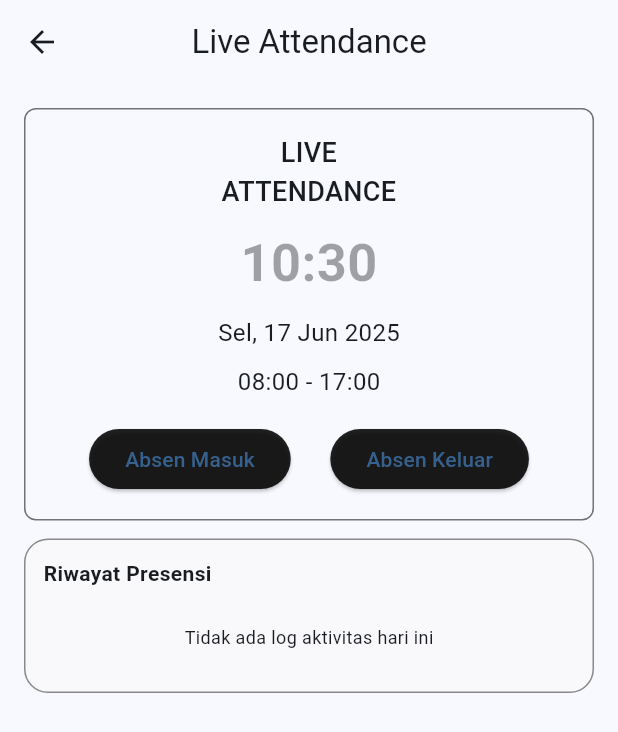
After one commit to josuastg/attendance_face_recognition, a Flutter app: the DashboarAttendanceScreen screen opened by its route, after a tap on "Absen Masuk", on a phone screen of 412 x 824 dp. The commit adds this screen. Shown: the top 732 px of the screen. Run offline on Flutter 3.47's test engine with Material 3 defaults, Android fonts, the phone set to English and light mode, and no system bars; our stand-ins replace camera, cloud_firestore, firebase_auth, firebase_core, open_file; missing offline and left inert: excel; accounts and stored records are empty; Roboto replaces fonts that are missing (Poppins).

Commit message:
able to see dahsboard attendance history karyawan

```diff
--- a/lib/main.dart
+++ b/lib/main.dart
@@ -1,6 +1,7 @@
 import 'package:attendance_face_recognition/gate/authgate.dart';
 import 'package:attendance_face_recognition/screens/admin/attendance_history/attendancelist.dart';
 import 'package:attendance_face_recognition/screens/auth.dart';
+import 'package:attendance_face_recognition/screens/employee/attendance/dashboardattendance.dart';
 import 'package:attendance_face_recognition/screens/home.dart';
 import 'package:attendance_face_recognition/screens/admin/location/listlokasiabsen.dart';
 import 'package:attendance_face_recognition/screens/admin/register/registerkaryawan.dart';
@@ -33,7 +34,8 @@ class MyApp extends StatelessWidget {
         '/registerkaryawan': (context) => RegisterKaryawanScreen(),
         '/listlokasi': (context) => ListLokasiAbsenScreen(),
         '/formlokasi': (context) => const FormLokasiAbsenScreen(),
-        '/listattendance': (context) => AttendanceListScreen()
+        '/listattendance': (context) => AttendanceListScreen(),
+        "/dashboardattendance": (context) => DashboarAttendanceScreen(),
       },
       theme: ThemeData(
         useMaterial3: true,
--- /dev/null
+++ b/lib/screens/employee/attendance/dashboardattendance.dart
@@ -0,0 +1,239 @@
+import 'dart:async';
+
+import 'package:cloud_firestore/cloud_firestore.dart';
+import 'package:firebase_auth/firebase_auth.dart';
+import 'package:flutter/material.dart';
+import 'package:intl/intl.dart';
+
+class DashboarAttendanceScreen extends StatefulWidget {
+  const DashboarAttendanceScreen({super.key});
+
+  @override
+  State<DashboarAttendanceScreen> createState() =>
+      _DashboarAttendanceScreenState();
+}
+
+class _DashboarAttendanceScreenState extends State<DashboarAttendanceScreen> {
+  List<Map<String, dynamic>> todayAbsensi = [];
+  bool isLoading = true;
+  bool _blink = true;
+  late Timer _blinkTimer;
+  @override
+  void initState() {
+    super.initState();
+    // Timer untuk blink
+    _blinkTimer = Timer.periodic(const Duration(milliseconds: 500), (timer) {
+      setState(() {
+        _blink = !_blink;
+      });
+    });
+    fetchTodayAbsensi();
+  }
+
+  @override
+  void dispose() {
+    _blinkTimer.cancel();
+    super.dispose();
+  }
+
+  Future<void> fetchTodayAbsensi() async {
+    try {
+      final user = FirebaseAuth.instance.currentUser;
+      if (user == null) return;
+
+      final now = DateTime.now();
+      final startOfDay = DateTime(now.year, now.month, now.day);
+      final endOfDay = startOfDay.add(const Duration(days: 1));
+
+      final snapshot = await FirebaseFirestore.instance
+          .collection('absensi')
+          .where('user_id', isEqualTo: user.uid)
+          .where('date', isGreaterThanOrEqualTo: Timestamp.fromDate(startOfDay))
+          .where('date', isLessThan: Timestamp.fromDate(endOfDay))
+          .orderBy('date')
+          .get();
+
+      final list = snapshot.docs.map((doc) => doc.data()).toList();
+
+      setState(() {
+        todayAbsensi = List<Map<String, dynamic>>.from(list);
+        isLoading = false;
+      });
+    } catch (e) {
+      print('🔥 Error fetching absensi: $e');
+      setState(() {
+        isLoading = false;
+      });
+    }
+  }
+
+  Widget buildPresensiList() {
+    if (isLoading) {
+      return const Padding(
+        padding: EdgeInsets.all(16.0),
+        child: Center(child: CircularProgressIndicator()),
+      );
+    }
+
+    if (todayAbsensi.isEmpty) {
+      return const Padding(
+        padding: EdgeInsets.all(16.0),
+        child: Center(
+          child: Text(
+            'Tidak ada log aktivitas hari ini',
+            style: TextStyle(fontSize: 12),
+          ),
+        ),
+      );
+    }
+
+    return Column(
+      children: todayAbsensi.map((absen) {
+        final type = absen['type'] == 'absen_masuk'
+            ? 'Absen Masuk'
+            : 'Absen Keluar';
+        final date = (absen['time'] as Timestamp).toDate();
+        final formattedDate = DateFormat('dd MMM yyyy').format(date);
+        final formattedTime = DateFormat('HH:mm').format(date);
+
+        return Container(
+          width: double.infinity,
+          margin: const EdgeInsets.symmetric(vertical: 6),
+          padding: const EdgeInsets.all(12),
+          decoration: BoxDecoration(
+            color: const Color(0xFFF4F5FB),
+            borderRadius: BorderRadius.circular(16),
+          ),
+          child: Column(
+            children: [
+              Center(
+                child: Text(
+                  type,
+                  style: const TextStyle(
+                    fontWeight: FontWeight.bold,
+                    fontSize: 12,
+                  ),
+                ),
+              ),
+              const SizedBox(height: 6),
+              Text(
+                formattedDate,
+                style: const TextStyle(fontSize: 11),
+                textAlign: TextAlign.left,
+              ),
+              Text(
+                formattedTime,
+                style: const TextStyle(fontSize: 11),
+                textAlign: TextAlign.left,
+              ),
+            ],
+          ),
+        );
+      }).toList(),
+    );
+  }
+
+  @override
+  Widget build(BuildContext context) {
+    final now = DateTime.now();
+    final timeNow = DateFormat('HH:mm').format(now);
+    final dateNow = DateFormat(
+      'EEE, dd MMM yyyy',
+      'id_ID',
+    ).format(now); // gunakan 'id_ID'
+
+    return Scaffold(
+      appBar: AppBar(title: const Text("Live Attendance"), centerTitle: true),
+      body: SingleChildScrollView(
+        child: Column(
+          children: [
+            const SizedBox(height: 16),
+            Container(
+              margin: const EdgeInsets.symmetric(horizontal: 16),
+              padding: const EdgeInsets.all(16),
+              decoration: BoxDecoration(
+                border: Border.all(color: Colors.black54),
+                borderRadius: BorderRadius.circular(8),
+              ),
+              child: Column(
+                children: [
+                  const Text(
+                    "LIVE\nATTENDANCE",
+                    textAlign: TextAlign.center,
+                    style: TextStyle(fontSize: 18, fontWeight: FontWeight.w500),
+                  ),
+                  Padding(
+                    padding: const EdgeInsets.symmetric(
+                      vertical: 8.0,
+                    ), // beri ruang di bawah
+                    child: AnimatedOpacity(
+                      opacity: _blink ? 1.0 : 0.0,
+                      duration: const Duration(milliseconds: 1000),
+                      child: Text(
+                        timeNow, // misalnya: 23:51
+                        style: const TextStyle(
+                          fontSize: 35, // cukup besar
+                          fontWeight: FontWeight.bold,
+                          height: 1.5, // jarak baris jika perlu
+                        ),
+                      ),
+                    ),
+                  ),
+                  Text(dateNow, style: const TextStyle(fontSize: 16)),
+                  const SizedBox(height: 10),
+                  const Text("08:00 - 17:00", style: TextStyle(fontSize: 16)),
+                  const SizedBox(height: 16),
+                  Row(
+                    mainAxisAlignment: MainAxisAlignment.spaceEvenly,
+                    children: [
+                      ElevatedButton(
+                        onPressed: () {
+                          // TODO: Implement Absen Masuk
+                        },
+                        style: ElevatedButton.styleFrom(
+                          backgroundColor: Colors.black87,
+                        ),
+                        child: const Text("Absen Masuk"),
+                      ),
+                      ElevatedButton(
+                        onPressed: () {
+                          // TODO: Implement Absen Keluar
+                        },
+                        style: ElevatedButton.styleFrom(
+                          backgroundColor: Colors.black87,
+                        ),
+                        child: const Text("Absen Keluar"),
+                      ),
+                    ],
+                  ),
+                ],
+              ),
+            ),
+
+            Container(
+              width: double.infinity,
+              margin: const EdgeInsets.symmetric(horizontal: 16, vertical: 12),
+              padding: const EdgeInsets.all(12),
+              decoration: BoxDecoration(
+                border: Border.all(color: Colors.black45),
+                color: const Color(0xFFF9F9FB),
+                borderRadius: BorderRadius.circular(16),
+              ),
+              child: Column(
+                crossAxisAlignment: CrossAxisAlignment.start,
+                children: [
+                  const Text(
+                    "Riwayat Presensi",
+                    style: TextStyle(fontWeight: FontWeight.bold),
+                  ),
+                  const SizedBox(height: 8),
+                  buildPresensiList(),
+                ],
+              ),
+            ),
+          ],
+        ),
+      ),
+    );
+  }
+}
--- a/lib/screens/home.dart
+++ b/lib/screens/home.dart
@@ -139,7 +139,10 @@ class _HomeScreenState extends State<HomeScreen> {
                             Center(
                               child: ElevatedButton(
                                 onPressed: () {
-                                  // Aksi absen
+                                  Navigator.pushNamed(
+                                    context,
+                                    '/dashboardattendance',
+                                  );
                                 },
                                 child: const Text("Absen Sekarang"),
                               ),
```
